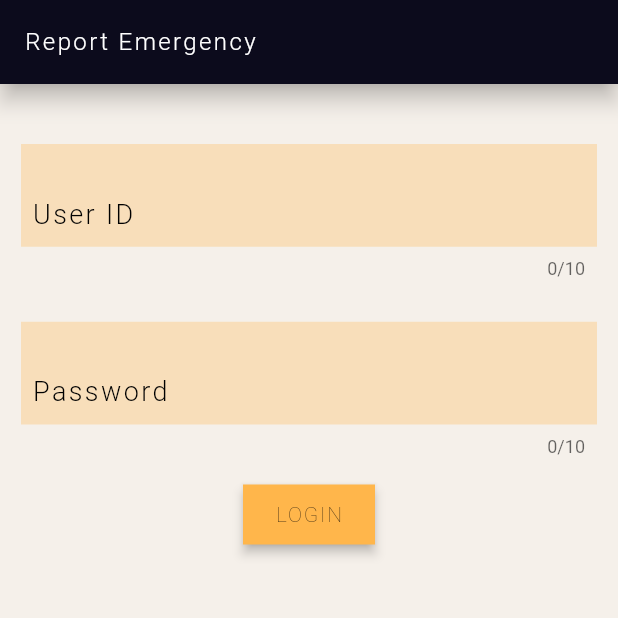
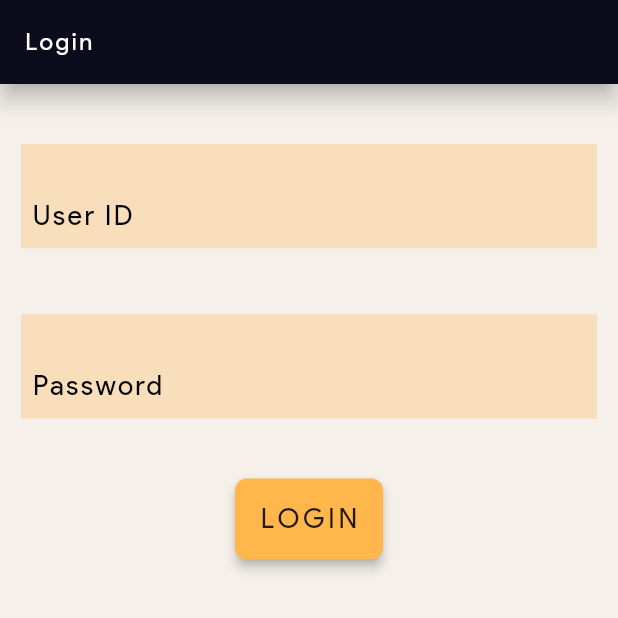
Before and after one commit to RWF-Interns/Complaints-App, a Flutter app: the screen it shows after launch, on a phone screen of 412 x 824 dp, the top half of it. Run offline on Flutter 3.47's test engine with Material 2 defaults, Android fonts, the phone set to English and light mode, and no system bars; our stand-ins replace modal_progress_hud.

Commit message:
flutter format .

```diff
--- a/lib/custom_widgets/button.dart
+++ b/lib/custom_widgets/button.dart
@@ -9,12 +9,19 @@ class Button extends StatelessWidget {
   @override
   Widget build(BuildContext context) {
     return RawMaterialButton(
+      shape: RoundedRectangleBorder(
+        borderRadius: BorderRadius.circular(8.0),
+        side: BorderSide.none,
+      ),
       onPressed: onPressed,
       child: Padding(
-        padding: const EdgeInsets.all(12.0),
+        padding: const EdgeInsets.all(16.0),
         child: Text(
           text,
-          style: kText,
+          style: kSubHeadingText.copyWith(
+            fontWeight: FontWeight.w400,
+            letterSpacing: 2.5,
+          ),
         ),
       ),
       elevation: 3.0,
--- a/lib/custom_widgets/input_box.dart
+++ b/lib/custom_widgets/input_box.dart
@@ -5,8 +5,14 @@ class InputBox extends StatelessWidget {
   String input;
   final String labelText;
   final String hintText;
+  final bool obscureText;
+  final keyboardType;
 
-  InputBox({@required this.labelText, @required this.hintText});
+  InputBox(
+      {@required this.labelText,
+      @required this.hintText,
+      this.obscureText,
+      @required this.keyboardType});
 
   @override
   Widget build(BuildContext context) {
@@ -30,10 +36,9 @@ class InputBox extends StatelessWidget {
           hoverColor: kButtonColor,
         ),
         cursorColor: kButtonColor,
-        keyboardType: TextInputType.phone,
+        obscureText: obscureText ?? false,
+        keyboardType: keyboardType,
         textAlign: TextAlign.center,
-        maxLength: 10,
-        maxLengthEnforced: true,
         style: kHugeText.copyWith(color: Colors.blueAccent, letterSpacing: 6.0),
       ),
     );
--- a/lib/screens/complaint_page.dart
+++ b/lib/screens/complaint_page.dart
@@ -79,6 +79,7 @@
 import 'dart:convert';
 
 import 'package:LoginApp/custom_widgets/my_complaint.dart';
+import 'package:LoginApp/utilities/constants.dart';
 import 'package:flutter/material.dart';
 import 'package:http/http.dart' as http;
 
@@ -103,7 +104,7 @@ Map tuples2 = {};
 class _ComplaintPageState extends State<ComplaintPage> {
   getData() async {
     colNames = [];
-    var url = 'http://328860c7.ngrok.io';
+    var url = 'http://61890761.ngrok.io';
     var response = await http.get(url);
     print('Response status: ${response.statusCode}');
     var data = response.body;
@@ -189,7 +190,10 @@ class _ComplaintPageState extends State<ComplaintPage> {
     return SafeArea(
       child: Scaffold(
         appBar: AppBar(
-          title: Text("Registered Complaints"),
+          title: Text(
+            "Registered Complaints",
+            style: kAppBarText,
+          ),
         ),
         body: ListView.builder(
           itemCount: rows.length ?? 1,
--- a/lib/screens/login_page.dart
+++ b/lib/screens/login_page.dart
@@ -16,11 +16,14 @@ class _LoginPageState extends State<LoginPage> {
   var username = InputBox(
     hintText: 'Enter User ID',
     labelText: 'User ID',
+    keyboardType: TextInputType.text,
   );
 
   var password = InputBox(
     hintText: 'Enter Password',
     labelText: 'Password',
+    keyboardType: TextInputType.text,
+    obscureText: true,
   );
 
   bool showSpinner = false;
@@ -31,7 +34,7 @@ class _LoginPageState extends State<LoginPage> {
       child: Scaffold(
         appBar: AppBar(
           title: Text(
-            'Report Emergency',
+            'Login',
             style: kAppBarText,
           ),
         ),
@@ -49,14 +52,23 @@ class _LoginPageState extends State<LoginPage> {
                     Column(
                       children: <Widget>[
                         username,
+                        SizedBox(
+                          height: 16.0,
+                        ),
                         password,
                       ],
+                    ),
+                    SizedBox(
+                      height: 26.0,
                     ),
                     Button(
                       text: 'LOGIN',
                       onPressed: () async {
                         print(username.input + " " + password.input);
-                        Navigator.pushNamed(context, ComplaintPage.routeName);
+                        Navigator.pushNamed(
+                          context,
+                          ComplaintPage.routeName,
+                        );
                       },
                     ),
                   ],
```
Also changed, not shown: pubspec.yaml (+4 -4 lines).
